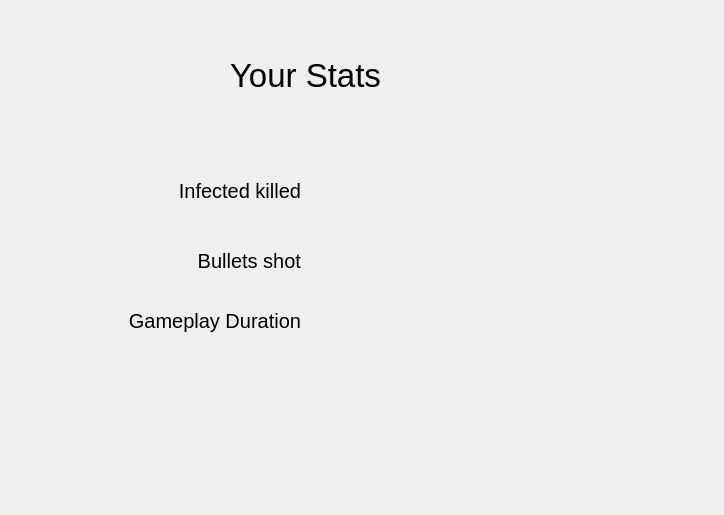
Before: the Qt Designer form client/ranking_clearthezone.ui in Merok23/TPG-Taller-Left4dead-Grupo1, drawn with Qt 5.
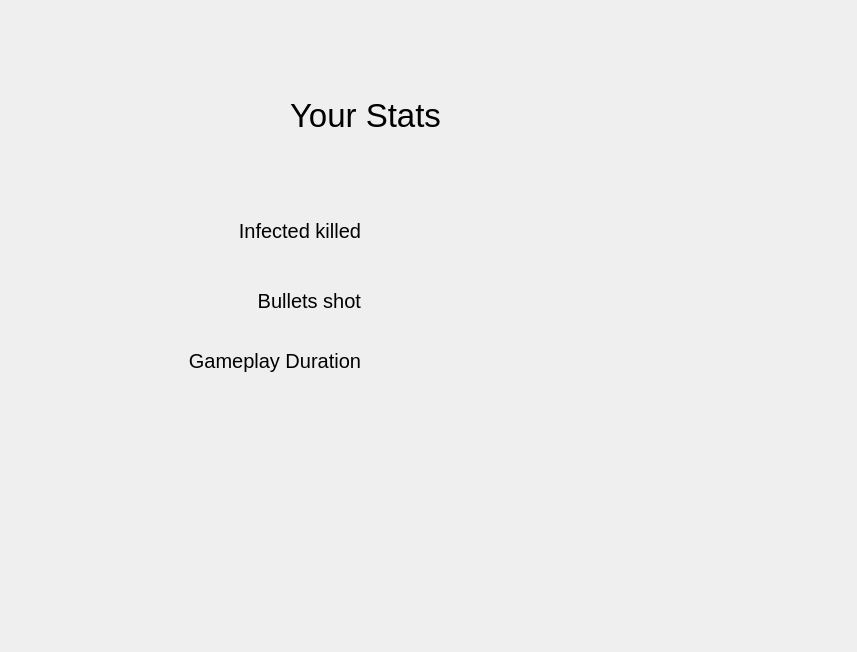
After: the same form once the commit is applied. Icons and pictures are not drawn.

What changed in the file:
```diff
--- a/client/ranking_clearthezone.ui
+++ b/client/ranking_clearthezone.ui
@@ -6,8 +6,8 @@
    <rect>
     <x>0</x>
     <y>0</y>
-    <width>724</width>
-    <height>515</height>
+    <width>857</width>
+    <height>652</height>
    </rect>
   </property>
   <property name="windowTitle">
@@ -16,8 +16,8 @@
   <widget class="QLabel" name="your_stats">
    <property name="geometry">
     <rect>
-     <x>230</x>
-     <y>40</y>
+     <x>290</x>
+     <y>80</y>
      <width>171</width>
      <height>71</height>
     </rect>
@@ -34,8 +34,8 @@
   <widget class="QLabel" name="bullets_shot">
    <property name="geometry">
     <rect>
-     <x>320</x>
-     <y>240</y>
+     <x>380</x>
+     <y>280</y>
      <width>171</width>
      <height>41</height>
     </rect>
@@ -55,8 +55,8 @@
   <widget class="QLabel" name="blood_hand">
    <property name="geometry">
     <rect>
-     <x>320</x>
-     <y>190</y>
+     <x>360</x>
+     <y>240</y>
      <width>281</width>
      <height>311</height>
     </rect>
@@ -74,8 +74,8 @@
   <widget class="QLabel" name="label_infcted_killed">
    <property name="geometry">
     <rect>
-     <x>130</x>
-     <y>170</y>
+     <x>190</x>
+     <y>210</y>
      <width>171</width>
      <height>41</height>
     </rect>
@@ -95,8 +95,8 @@
   <widget class="QLabel" name="gameplay_duration">
    <property name="geometry">
     <rect>
-     <x>320</x>
-     <y>300</y>
+     <x>380</x>
+     <y>340</y>
      <width>171</width>
      <height>41</height>
     </rect>
@@ -116,8 +116,8 @@
   <widget class="QLabel" name="label_bullets_shot">
    <property name="geometry">
     <rect>
-     <x>110</x>
-     <y>240</y>
+     <x>170</x>
+     <y>280</y>
      <width>191</width>
      <height>41</height>
     </rect>
@@ -137,8 +137,8 @@
   <widget class="QLabel" name="amount_infcted_killed">
    <property name="geometry">
     <rect>
-     <x>320</x>
-     <y>170</y>
+     <x>380</x>
+     <y>210</y>
      <width>171</width>
      <height>41</height>
     </rect>
@@ -158,8 +158,8 @@
   <widget class="QLabel" name="label_gameplay_duration">
    <property name="geometry">
     <rect>
-     <x>100</x>
-     <y>300</y>
+     <x>160</x>
+     <y>340</y>
      <width>201</width>
      <height>41</height>
     </rect>
```
